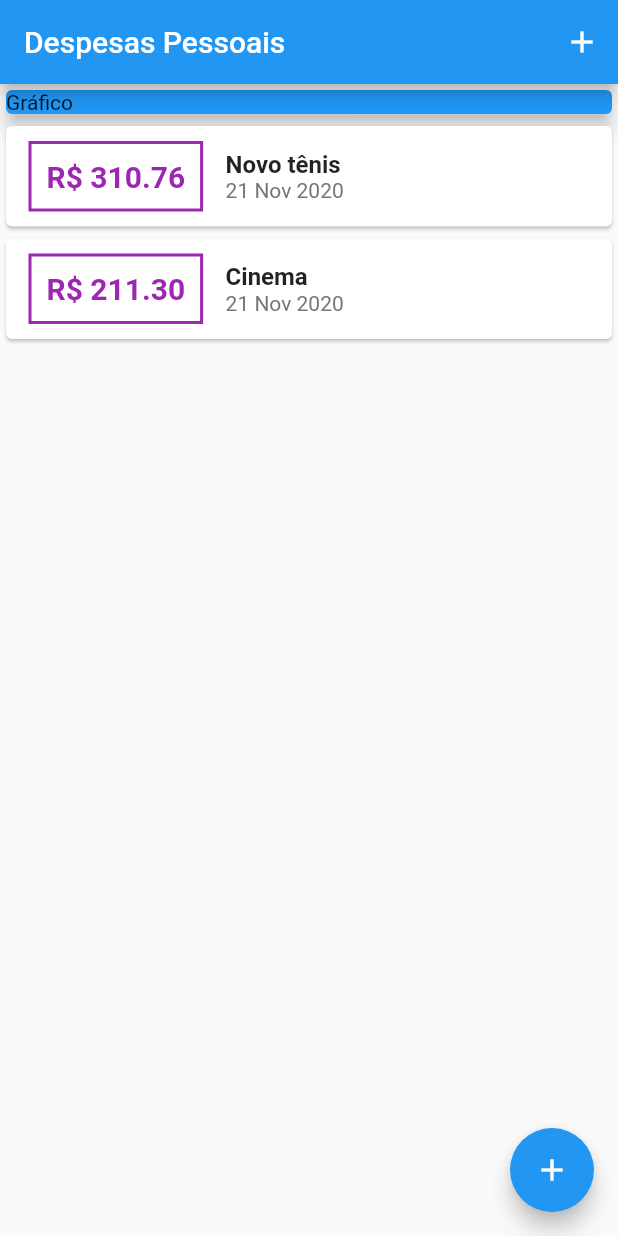
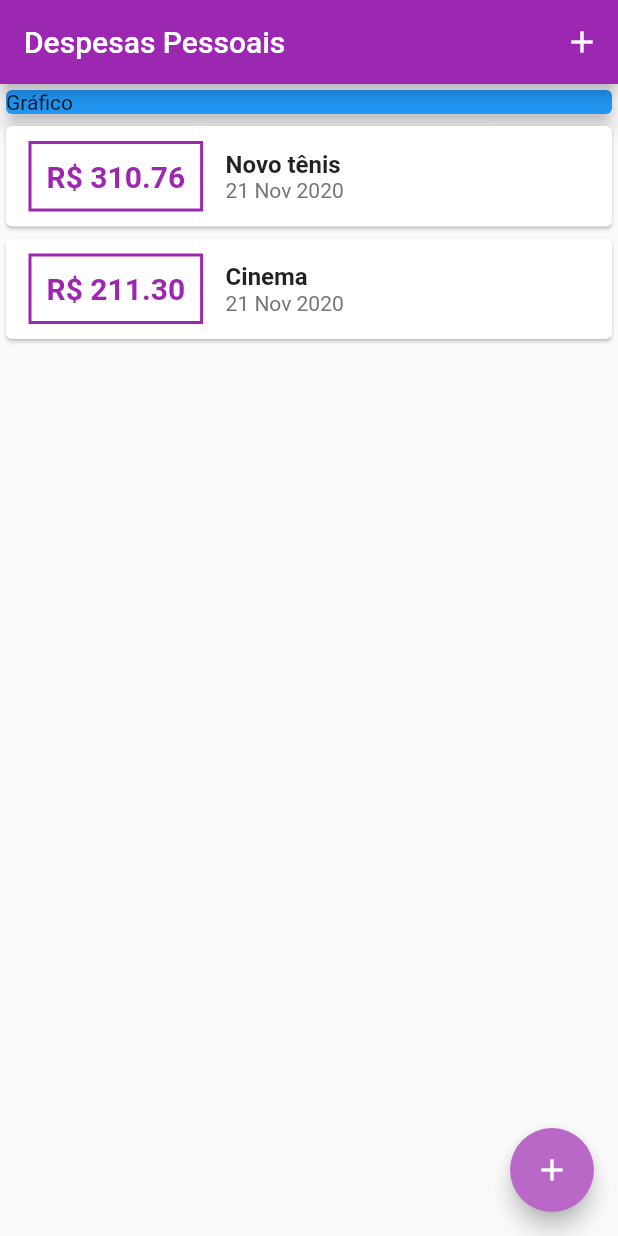
Before and after one commit to tocalopes/Flutter-app-despesas-pessois-cod3r, a Flutter app: the screen it shows after launch, on a phone screen of 412 x 824 dp. Run offline on Flutter 3.47's test engine with Material 2 defaults, Android fonts, the phone set to English and light mode, and no system bars.

Commit message:
theme definition

```diff
--- a/lib/components/transaction_list.dart
+++ b/lib/components/transaction_list.dart
@@ -22,7 +22,7 @@ class TransactionList extends StatelessWidget {
                     margin: EdgeInsets.symmetric(horizontal: 15, vertical: 10),
                     decoration: BoxDecoration(
                       border: Border.all(
-                        color: Colors.purple,
+                        color: Theme.of(context).primaryColor,
                         width: 2,
                       ),
                     ),
@@ -32,7 +32,7 @@ class TransactionList extends StatelessWidget {
                       style: TextStyle(
                         fontWeight: FontWeight.bold,
                         fontSize: 20,
-                        color: Colors.purple,
+                        color: Theme.of(context).primaryColor,
                       ),
                     ),
                   ),
--- a/lib/main.dart
+++ b/lib/main.dart
@@ -15,6 +15,10 @@ class ExpensesApp extends StatelessWidget {
   Widget build(BuildContext context) {
     return MaterialApp(
       home: MyHomePage(),
+      theme: ThemeData(
+        primarySwatch: Colors.purple,
+        accentColor: Colors.purple[300],
+      ),
     );
   }
 }
```
